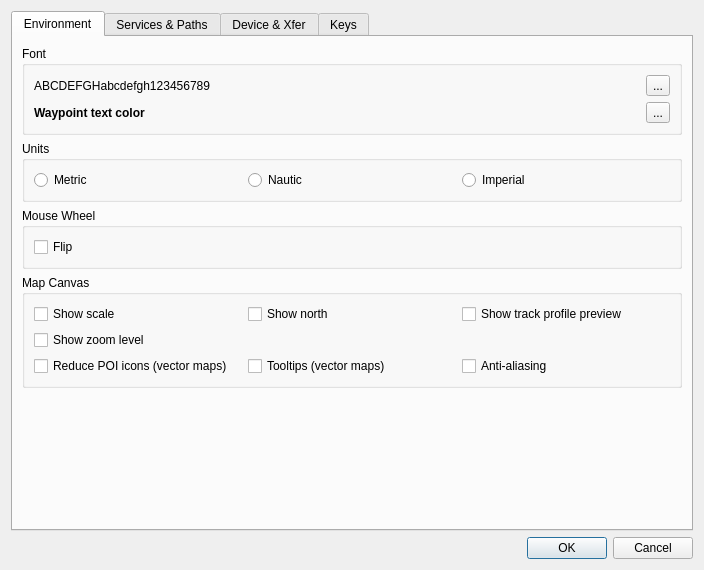
ntruchsess/QLandkarteGT, file src/IDlgConfig.ui: the form before one commit.
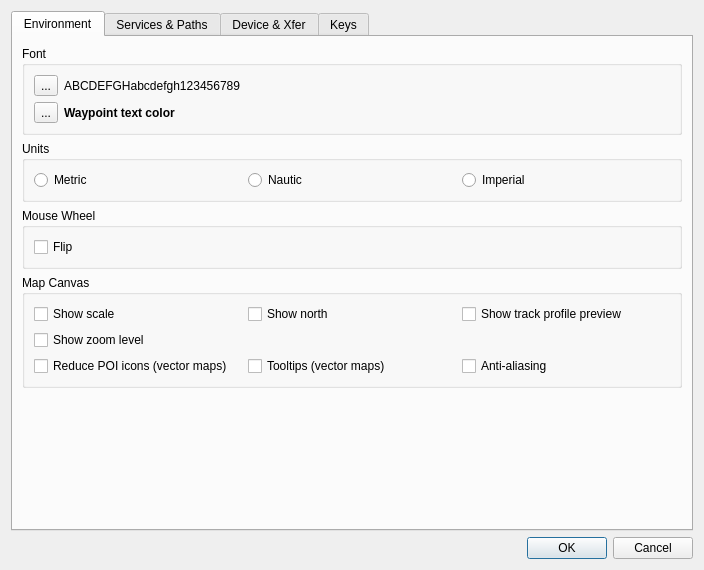
The form after the commit. The open tabs and pages were chosen to show the change. Icons and pictures are not drawn.

```diff
--- a/src/IDlgConfig.ui
+++ b/src/IDlgConfig.ui
@@ -30,25 +30,14 @@
           <string>Font</string>
          </property>
          <layout class="QGridLayout" name="gridLayout_3">
-          <item row="0" column="0">
+          <item row="0" column="1">
            <widget class="QLabel" name="labelFont">
             <property name="text">
              <string>ABCDEFGHabcdefgh123456789</string>
             </property>
            </widget>
           </item>
-          <item row="0" column="1">
-           <widget class="QToolButton" name="toolFont">
-            <property name="text">
-             <string>...</string>
-            </property>
-            <property name="icon">
-             <iconset resource="resources.qrc">
-              <normaloff>:/icons/preferences-desktop-font.png</normaloff>:/icons/preferences-desktop-font.png</iconset>
-            </property>
-           </widget>
-          </item>
-          <item row="1" column="0">
+          <item row="1" column="1">
            <widget class="QLabel" name="labelWptTextColor">
             <property name="font">
              <font>
@@ -61,7 +50,18 @@
             </property>
            </widget>
           </item>
-          <item row="1" column="1">
+          <item row="0" column="0">
+           <widget class="QToolButton" name="toolFont">
+            <property name="text">
+             <string>...</string>
+            </property>
+            <property name="icon">
+             <iconset resource="resources.qrc">
+              <normaloff>:/icons/preferences-desktop-font.png</normaloff>:/icons/preferences-desktop-font.png</iconset>
+            </property>
+           </widget>
+          </item>
+          <item row="1" column="0">
            <widget class="QToolButton" name="toolWptTextColor">
             <property name="text">
              <string>...</string>
```
Left out of the diff: 28 changed lines with no effect on the pictures.
